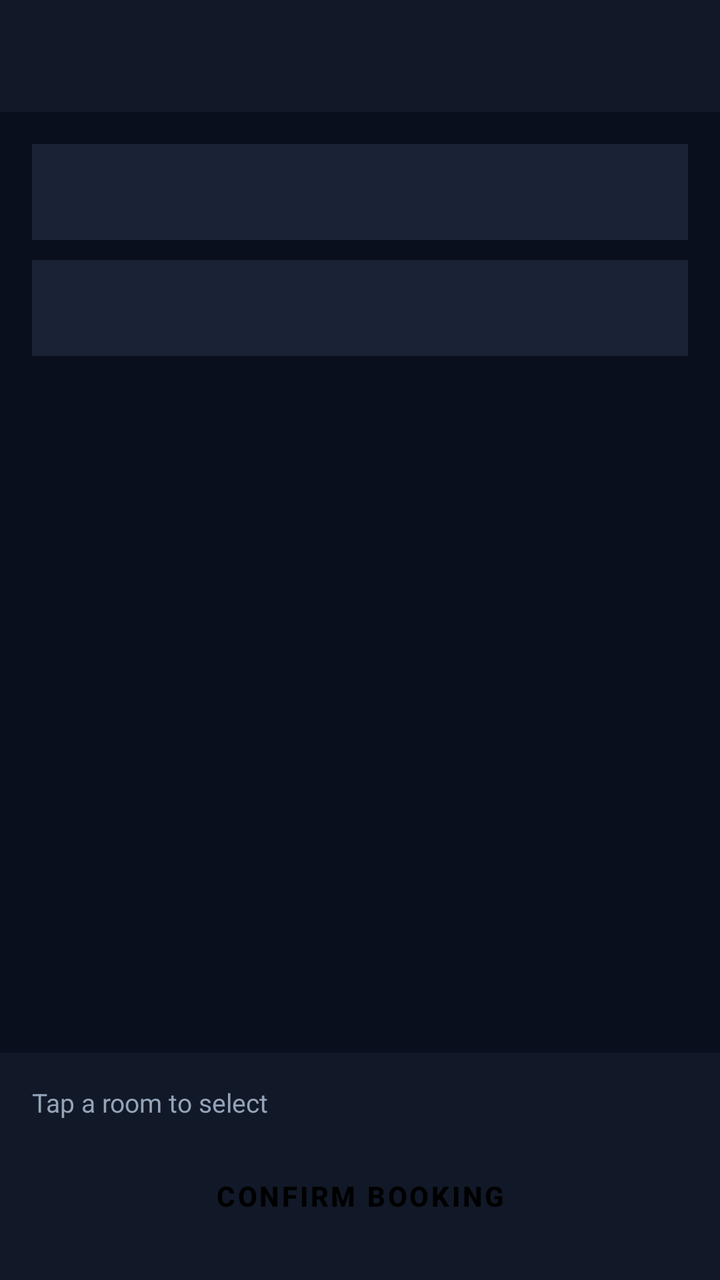
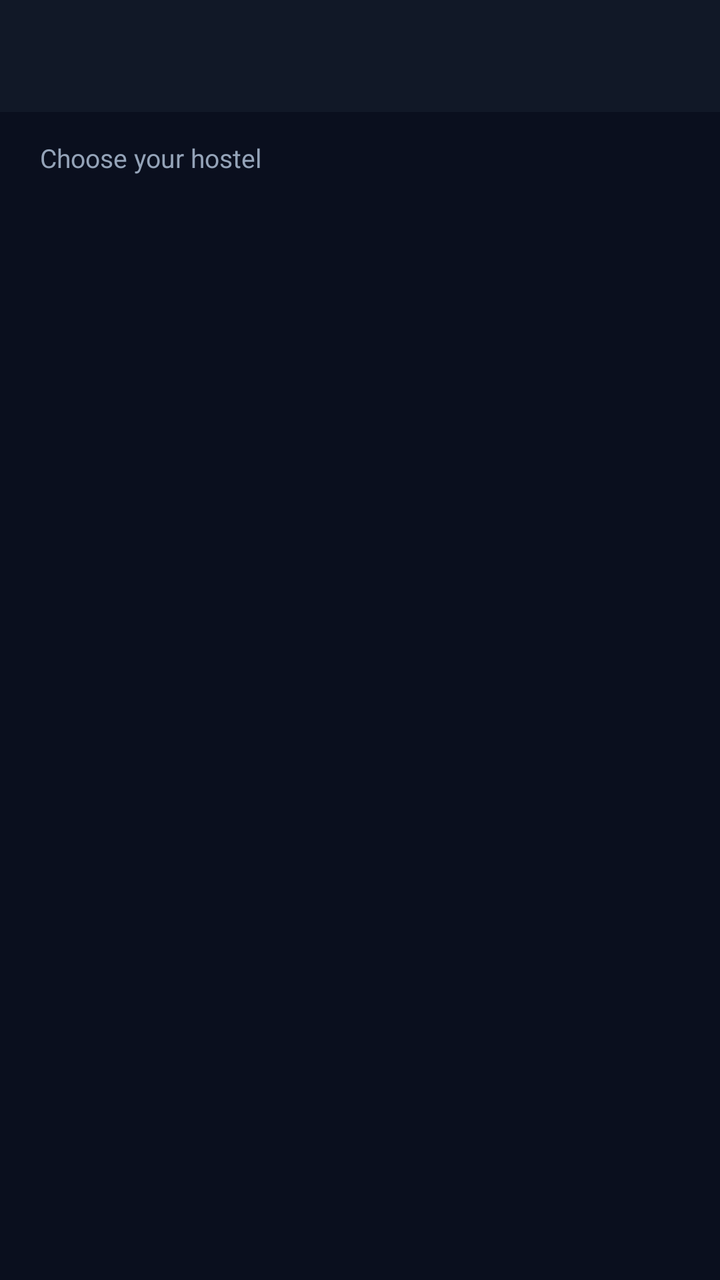

Compare the two renders of this Android layout. The source of the first and the diff that turns it into the second are given below.
<!-- AndroidManifest.xml: application theme Theme.HostelMS -->
<!-- res/layout/activity_booking.xml -->
<?xml version="1.0" encoding="utf-8"?>
<LinearLayout xmlns:android="http://schemas.android.com/apk/res/android"
    android:layout_width="match_parent" android:layout_height="match_parent"
    android:background="@color/colorPrimaryDark" android:orientation="vertical">
    <androidx.appcompat.widget.Toolbar android:id="@+id/toolbar" android:title="Book a Room"
        android:layout_width="match_parent" android:layout_height="?attr/actionBarSize"
        android:background="@color/colorSurface"/>
    <LinearLayout android:layout_width="match_parent" android:layout_height="wrap_content"
        android:orientation="vertical" android:padding="16dp">
        <Spinner android:id="@+id/spHostel" android:background="@color/colorCard"
            android:layout_width="match_parent" android:layout_height="48dp"
            android:popupBackground="@color/colorCard" android:layout_marginBottom="10dp"/>
        <Spinner android:id="@+id/spMealBundle" android:background="@color/colorCard"
            android:layout_width="match_parent" android:layout_height="48dp"
            android:popupBackground="@color/colorCard"/>
    </LinearLayout>
    <androidx.recyclerview.widget.RecyclerView android:id="@+id/rvRooms"
        android:layout_width="match_parent" android:layout_height="0dp"
        android:layout_weight="1" android:padding="8dp" android:clipToPadding="false"/>
    <LinearLayout android:layout_width="match_parent" android:layout_height="wrap_content"
        android:orientation="vertical" android:padding="16dp"
        android:background="@color/colorSurface">
        <TextView android:id="@+id/tvSelectedRoom" android:text="Tap a room to select"
            android:textColor="@color/colorMuted" android:textSize="13sp"
            android:layout_width="wrap_content" android:layout_height="wrap_content" android:layout_marginBottom="12dp"/>
        <Button android:id="@+id/btnBook" android:text="Confirm Booking"
            android:layout_width="match_parent" android:layout_height="52dp" style="@style/AppButton"/>
    </LinearLayout>
</LinearLayout>
<!-- resources referenced by this layout -->
<resources>
  <color name="colorCard">#1A2235</color>
  <color name="colorMuted">#94A3B8</color>
  <color name="colorPrimaryDark">#0A0F1E</color>
  <color name="colorSurface">#111827</color>
  <style name="AppButton" parent="Widget.MaterialComponents.Button">
          <item name="backgroundTint">@color/colorAccent</item>
          <item name="android:textColor">@color/black</item>
          <item name="android:textStyle">bold</item>
          <item name="cornerRadius">6dp</item>
      </style>
  <style name="Theme.HostelMS" parent="Theme.MaterialComponents.DayNight.NoActionBar">
          <item name="colorPrimary">@color/colorPrimary</item>
          <item name="colorPrimaryVariant">@color/colorPrimaryDark</item>
          <item name="colorOnPrimary">@color/white</item>
          <item name="colorSecondary">@color/colorAccent</item>
          <item name="android:windowBackground">@color/colorPrimaryDark</item>
          <item name="android:statusBarColor">@color/colorPrimaryDark</item>
          <item name="android:navigationBarColor">@color/colorPrimaryDark</item>
      </style>
  <color name="colorAccent">#F59E0B</color>
  <color name="black">#000000</color>
  <color name="colorPrimary">#1A2235</color>
  <color name="white">#FFFFFF</color>
</resources>

<!-- the commit's change to res/layout/activity_booking.xml (unified diff, before → after) -->
@@ -1,29 +1,134 @@
 <?xml version="1.0" encoding="utf-8"?>
 <LinearLayout xmlns:android="http://schemas.android.com/apk/res/android"
-    android:layout_width="match_parent" android:layout_height="match_parent"
-    android:background="@color/colorPrimaryDark" android:orientation="vertical">
-    <androidx.appcompat.widget.Toolbar android:id="@+id/toolbar" android:title="Book a Room"
-        android:layout_width="match_parent" android:layout_height="?attr/actionBarSize"
+    android:layout_width="match_parent"
+    android:layout_height="match_parent"
+    android:background="@color/colorPrimaryDark"
+    android:orientation="vertical">
+
+    <androidx.appcompat.widget.Toolbar
+        android:id="@+id/toolbar"
+        android:layout_width="match_parent"
+        android:layout_height="?attr/actionBarSize"
         android:background="@color/colorSurface"/>
-    <LinearLayout android:layout_width="match_parent" android:layout_height="wrap_content"
-        android:orientation="vertical" android:padding="16dp">
-        <Spinner android:id="@+id/spHostel" android:background="@color/colorCard"
-            android:layout_width="match_parent" android:layout_height="48dp"
-            android:popupBackground="@color/colorCard" android:layout_marginBottom="10dp"/>
-        <Spinner android:id="@+id/spMealBundle" android:background="@color/colorCard"
-            android:layout_width="match_parent" android:layout_height="48dp"
-            android:popupBackground="@color/colorCard"/>
+
+    
+    <LinearLayout
+        android:id="@+id/layoutStep1"
+        android:layout_width="match_parent"
+        android:layout_height="match_parent"
+        android:orientation="vertical"
+        android:visibility="visible">
+
+        <TextView
+            android:text="Choose your hostel"
+            android:textSize="13sp"
+            android:textColor="@color/colorMuted"
+            android:layout_width="wrap_content"
+            android:layout_height="wrap_content"
+            android:layout_marginStart="20dp"
+            android:layout_marginTop="14dp"
+            android:layout_marginBottom="8dp"/>
+
+        <androidx.recyclerview.widget.RecyclerView
+            android:id="@+id/rvHostels"
+            android:layout_width="match_parent"
+            android:layout_height="match_parent"
+            android:paddingTop="4dp"
+            android:paddingBottom="20dp"
+            android:clipToPadding="false"/>
     </LinearLayout>
-    <androidx.recyclerview.widget.RecyclerView android:id="@+id/rvRooms"
-        android:layout_width="match_parent" android:layout_height="0dp"
-        android:layout_weight="1" android:padding="8dp" android:clipToPadding="false"/>
-    <LinearLayout android:layout_width="match_parent" android:layout_height="wrap_content"
-        android:orientation="vertical" android:padding="16dp"
-        android:background="@color/colorSurface">
-        <TextView android:id="@+id/tvSelectedRoom" android:text="Tap a room to select"
-            android:textColor="@color/colorMuted" android:textSize="13sp"
-            android:layout_width="wrap_content" android:layout_height="wrap_content" android:layout_marginBottom="12dp"/>
-        <Button android:id="@+id/btnBook" android:text="Confirm Booking"
-            android:layout_width="match_parent" android:layout_height="52dp" style="@style/AppButton"/>
+
+    
+    <LinearLayout
+        android:id="@+id/layoutStep2"
+        android:layout_width="match_parent"
+        android:layout_height="match_parent"
+        android:orientation="vertical"
+        android:visibility="gone">
+
+        <TextView
+            android:id="@+id/tvStep2Title"
+            android:layout_width="match_parent"
+            android:layout_height="wrap_content"
+            android:text="Select a Room"
+            android:textSize="15sp"
+            android:textStyle="bold"
+            android:textColor="@color/colorText"
+            android:padding="16dp"
+            android:background="@color/colorSurface"/>
+
+        
+        <androidx.recyclerview.widget.RecyclerView
+            android:id="@+id/rvRooms"
+            android:layout_width="match_parent"
+            android:layout_height="0dp"
+            android:layout_weight="1"
+            android:padding="8dp"
+            android:clipToPadding="false"/>
+
+        
+        <LinearLayout
+            android:layout_width="match_parent"
+            android:layout_height="wrap_content"
+            android:orientation="vertical"
+            android:padding="16dp"
+            android:background="@color/colorSurface">
+
+            
+            <TextView
+                android:text="MEAL BUNDLE"
+                android:textColor="@color/colorSub"
+                android:textSize="11sp"
+                android:letterSpacing="0.08"
+                android:layout_width="wrap_content"
+                android:layout_height="wrap_content"
+                android:layout_marginBottom="6dp"/>
+
+            <Spinner
+                android:id="@+id/spMealBundle"
+                android:layout_width="match_parent"
+                android:layout_height="48dp"
+                android:background="@color/colorCard"
+                android:popupBackground="@color/colorCard"
+                android:layout_marginBottom="12dp"/>
+
+            
+            <TextView
+                android:id="@+id/tvSelectedRoom"
+                android:text="Tap a room below to select it"
+                android:textColor="@color/colorMuted"
+                android:textSize="13sp"
+                android:layout_width="wrap_content"
+                android:layout_height="wrap_content"
+                android:layout_marginBottom="12dp"/>
+
+            
+            <LinearLayout
+                android:layout_width="match_parent"
+                android:layout_height="wrap_content"
+                android:orientation="horizontal">
+
+                <Button
+                    android:id="@+id/btnBackToHostels"
+                    android:text="← Back"
+                    android:layout_width="0dp"
+                    android:layout_height="52dp"
+                    android:layout_weight="1"
+                    android:layout_marginEnd="10dp"
+                    style="@style/AppButtonOutline"
+                    android:textSize="13sp"/>
+
+                <Button
+                    android:id="@+id/btnBook"
+                    android:text="Confirm Booking"
+                    android:layout_width="0dp"
+                    android:layout_height="52dp"
+                    android:layout_weight="2"
+                    style="@style/AppButton"
+                    android:textSize="13sp"/>
+            </LinearLayout>
+
+        </LinearLayout>
     </LinearLayout>
+
 </LinearLayout>
<!-- resource entries referenced after the edit -->
@@ -3,11 +3,18 @@
   <color name="colorCard">#1A2235</color>
   <color name="colorMuted">#94A3B8</color>
   <color name="colorPrimaryDark">#0A0F1E</color>
+  <color name="colorSub">#64748B</color>
   <color name="colorSurface">#111827</color>
+  <color name="colorText">#F1F5F9</color>
   <style name="AppButton" parent="Widget.MaterialComponents.Button">
           <item name="backgroundTint">@color/colorAccent</item>
           <item name="android:textColor">@color/black</item>
           <item name="android:textStyle">bold</item>
+          <item name="cornerRadius">6dp</item>
+      </style>
+  <style name="AppButtonOutline" parent="Widget.MaterialComponents.Button.OutlinedButton">
+          <item name="strokeColor">@color/colorAccent</item>
+          <item name="android:textColor">@color/colorAccent</item>
           <item name="cornerRadius">6dp</item>
       </style>
   <style name="Theme.HostelMS" parent="Theme.MaterialComponents.DayNight.NoActionBar">
